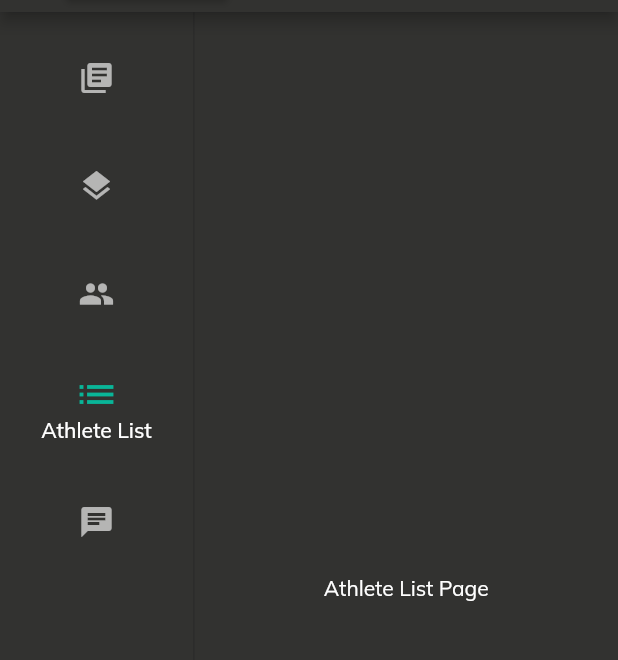
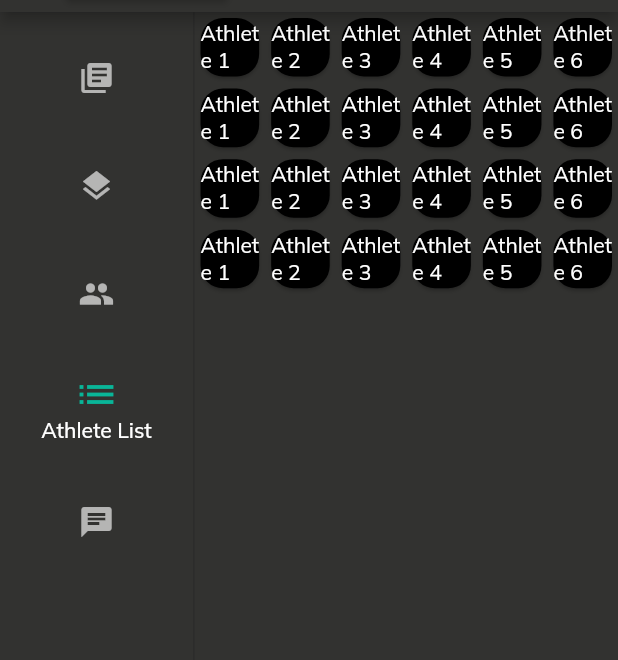
Before and after one commit to salahlashein/Web-dashboard-for-a-powerlifting-company, a Flutter app: the Navbar screen opened by its route, after a tap on "Templates", after a tap on "Athlete Overview", after a tap on "Athlete List", on a phone screen of 412 x 824 dp, the part 72-732 px from its top. Run offline on Flutter 3.47's test engine with Material 2 defaults, Android fonts, the phone set to English and light mode, and no system bars; our stand-ins replace calendar_timeline, cloud_firestore, firebase_auth, firebase_core, flutter_chat_ui, get and 1 more; missing offline and left inert: country_list_pick; accounts and stored records are empty.

Commit message:
athleatesList ui

```diff
--- /dev/null
+++ b/lib/athleatesList.dart
@@ -0,0 +1,143 @@
+import 'package:flutter/material.dart';
+import 'package:flutter_chat_ui/flutter_chat_ui.dart';
+import 'package:provider/provider.dart';
+
+class MyApp extends StatelessWidget {
+  @override
+  Widget build(BuildContext context) {
+    return ChangeNotifierProvider(
+      create: (_) => AthleteHoverNotifier(),
+      child: MaterialApp(
+        home: Scaffold(
+          appBar: AppBar(
+            title: Text('Athletes'),
+          ),
+          body: AthletesGrid(),
+        ),
+      ),
+    );
+  }
+}
+
+class AthletesGrid extends StatelessWidget {
+  final List<String> athletes = [
+    'Athlete 1',
+    'Athlete 2',
+    'Athlete 3',
+    'Athlete 4',
+    'Athlete 5',
+    'Athlete 6',
+    'Athlete 1',
+    'Athlete 2',
+    'Athlete 3',
+    'Athlete 4',
+    'Athlete 5',
+    'Athlete 6',
+    'Athlete 1',
+    'Athlete 2',
+    'Athlete 3',
+    'Athlete 4',
+    'Athlete 5',
+    'Athlete 6',
+    'Athlete 1',
+    'Athlete 2',
+    'Athlete 3',
+    'Athlete 4',
+    'Athlete 5',
+    'Athlete 6'
+  ];
+
+  @override
+  Widget build(BuildContext context) {
+    return GridView.count(
+      crossAxisCount: 6, // Limit the maximum number of cards in a row to 6
+      children:
+          athletes.map((athlete) => AthleteCard(athleteName: athlete)).toList(),
+    );
+  }
+}
+
+class AthleteCard extends StatefulWidget {
+  final String athleteName;
+
+  AthleteCard({required this.athleteName});
+
+  @override
+  _AthleteCardState createState() => _AthleteCardState();
+}
+
+class _AthleteCardState extends State<AthleteCard> {
+  bool _isHovering = false;
+
+  @override
+  Widget build(BuildContext context) {
+    final athleteHoverNotifier = Provider.of<AthleteHoverNotifier>(context);
+
+    return MouseRegion(
+      onEnter: (_) {
+        setState(() {
+          _isHovering = true;
+          athleteHoverNotifier.setHovering(true);
+        });
+      },
+      onExit: (_) {
+        setState(() {
+          _isHovering = false;
+          athleteHoverNotifier.setHovering(false);
+        });
+      },
+      child: Card(
+        color: Colors.black,
+        shape: RoundedRectangleBorder(
+          borderRadius: BorderRadius.circular(15),
+        ),
+        child: Center(
+          child: Stack(
+            alignment: Alignment.center,
+            children: <Widget>[
+              Visibility(
+                visible: !_isHovering,
+                child: Text(widget.athleteName),
+              ),
+              Visibility(
+                visible: _isHovering,
+                child: Row(
+                  mainAxisAlignment: MainAxisAlignment.spaceEvenly,
+                  children: <Widget>[
+                    IconButton(
+                      icon: Icon(Icons.person),
+                      onPressed: () {},
+                    ),
+                    IconButton(
+                      icon: Icon(Icons.message),
+                      onPressed: () {},
+                    ),
+                    IconButton(
+                      icon: Icon(Icons.edit),
+                      onPressed: () {},
+                    ),
+                    IconButton(
+                      icon: Icon(Icons.delete),
+                      onPressed: () {},
+                    ),
+                  ],
+                ),
+              ),
+            ],
+          ),
+        ),
+      ),
+    );
+  }
+}
+
+class AthleteHoverNotifier with ChangeNotifier {
+  bool _isHovering = false;
+
+  bool get isHovering => _isHovering;
+
+  void setHovering(bool hovering) {
+    _isHovering = hovering;
+    notifyListeners();
+  }
+}
--- a/lib/main.dart
+++ b/lib/main.dart
@@ -10,6 +10,7 @@ import 'package:web_dashboard/setting_screen/setting.dart';
 import 'package:web_dashboard/test.dart';
 
 import 'Register.dart';
+import 'athleatesList.dart';
 import 'login.dart';
 import 'navbar.dart';
 import 'package:firebase_core/firebase_core.dart';
@@ -45,6 +46,7 @@ class MyApp extends StatelessWidget {
     return MultiProvider(
       providers: [
         ChangeNotifierProvider(create: (_) => AuthService()),
+        ChangeNotifierProvider(create: (_) => AthleteHoverNotifier()),
       ],
       child: MaterialApp(
         debugShowCheckedModeBanner: false,
@@ -68,6 +70,7 @@ class MyApp extends StatelessWidget {
           '/details': (context) => const DetailsScreen(),
           '/settings': (context) => const SettingScreen(),
           '/forgetpass': (context) => const ForgetPassword(),
+          '/AthletesGrid': (context) => AthletesGrid(),
         },
       ),
     );
--- a/lib/navbar.dart
+++ b/lib/navbar.dart
@@ -3,6 +3,7 @@ import 'package:flutter/material.dart';
 import 'package:firebase_auth/firebase_auth.dart';
 import 'package:cloud_firestore/cloud_firestore.dart';
 import 'package:flutter/services.dart';
+import 'package:web_dashboard/athleatesList.dart';
 import 'package:web_dashboard/services/userservice.dart';
 import 'package:web_dashboard/test.dart';
 
@@ -25,7 +26,7 @@ class _NavbarState extends State<Navbar> {
     exercise(),
     MyScreen(),
     HomePage(),
-    Text('Athlete List Page', style: TextStyle(color: Colors.white)),
+    AthletesGrid(),
     chatPage(),
   ];
 
```
